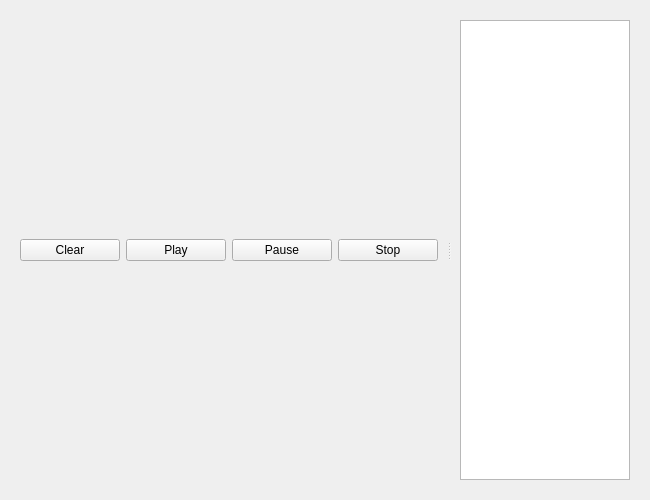
Qt form UI/dooble_charts.ui (textbrowser/dooble) before a commit.
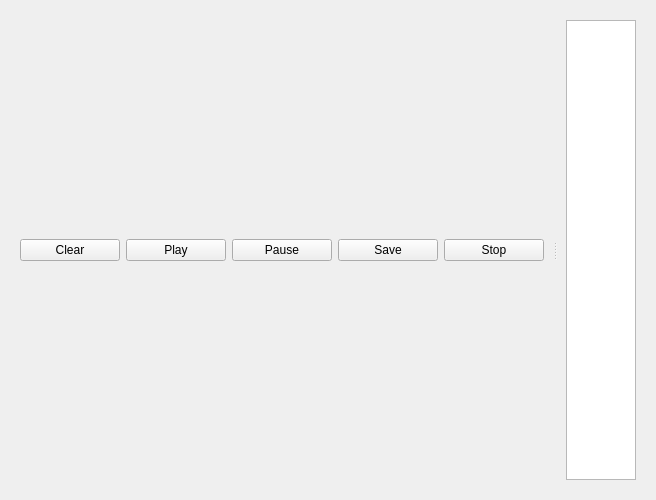
The same form after that commit.

Commit message: Decouple charts.

```diff
--- a/UI/dooble_charts.ui
+++ b/UI/dooble_charts.ui
@@ -81,6 +81,22 @@
            </property>
           </widget>
          </item>
+         <item>
+          <widget class="QPushButton" name="save">
+           <property name="minimumSize">
+            <size>
+             <width>100</width>
+             <height>0</height>
+            </size>
+           </property>
+           <property name="toolTip">
+            <string>&lt;html&gt;&lt;head/&gt;&lt;body&gt;&lt;p&gt;Stop acquiring data from the data source. For files, also set the current position to 0.&lt;/p&gt;&lt;/body&gt;&lt;/html&gt;</string>
+           </property>
+           <property name="text">
+            <string>Save</string>
+           </property>
+          </widget>
+         </item>
          <item>
           <widget class="QPushButton" name="stop">
            <property name="minimumSize">
```
Left out of the diff: 3 changed lines with no effect on the pictures. The commit also changes 2 other files.
